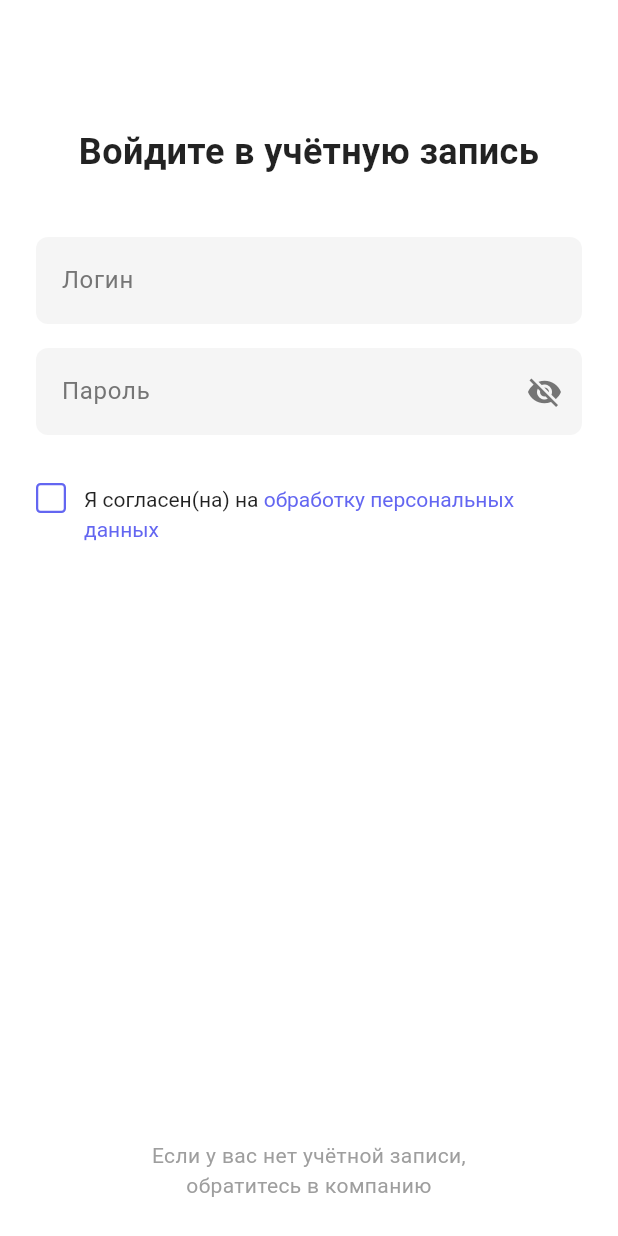
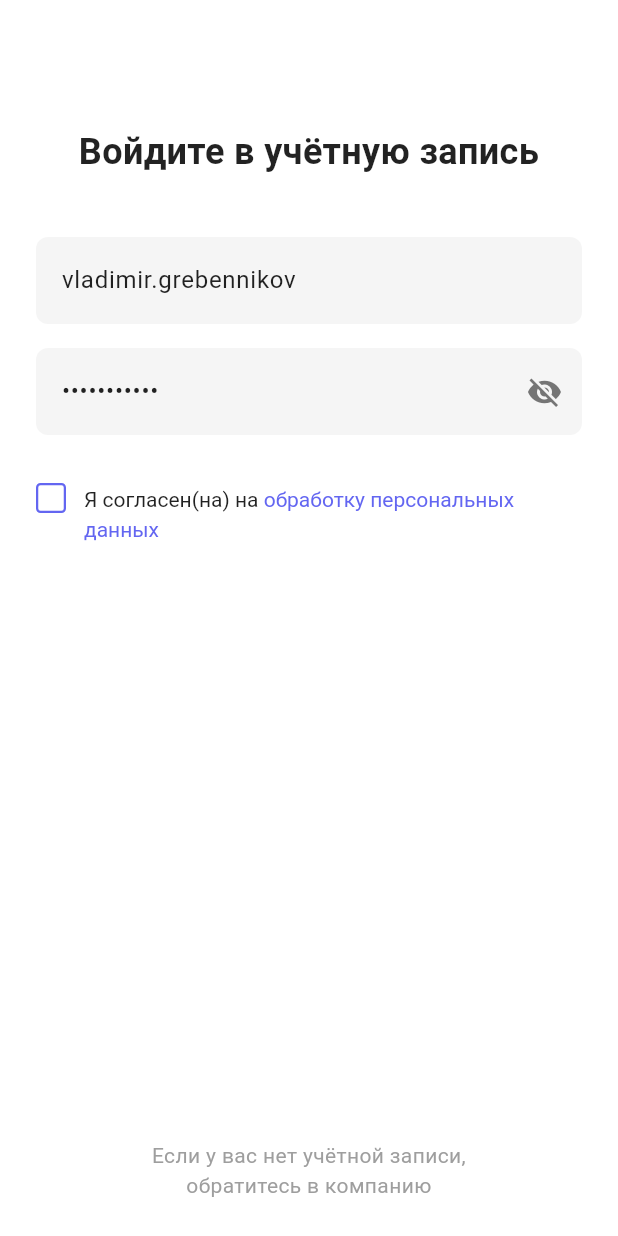
Before and after one commit to yanmoroz/hr_tcc_sandbox, a Flutter app: the screen it shows after launch, on a phone screen of 412 x 824 dp. Run offline on Flutter 3.47's test engine with Material 3 defaults, Android fonts, the phone set to English and light mode, and no system bars; our stand-ins replace equatable, flutter_bloc, flutter_svg, get_it, go_router, local_auth and 1 more.

Commit message:
fix(auth): prefill test credentials

```diff
--- a/lib/features/auth/presentation/pages/login_page.dart
+++ b/lib/features/auth/presentation/pages/login_page.dart
@@ -27,6 +27,8 @@ class _LoginPageState extends State<LoginPage> {
   @override
   void initState() {
     super.initState();
+    _usernameController.text = 'vladimir.grebennikov';
+    _passwordController.text = 'password123';
     _usernameController.addListener(_validateForm);
     _passwordController.addListener(_validateForm);
   }
```
